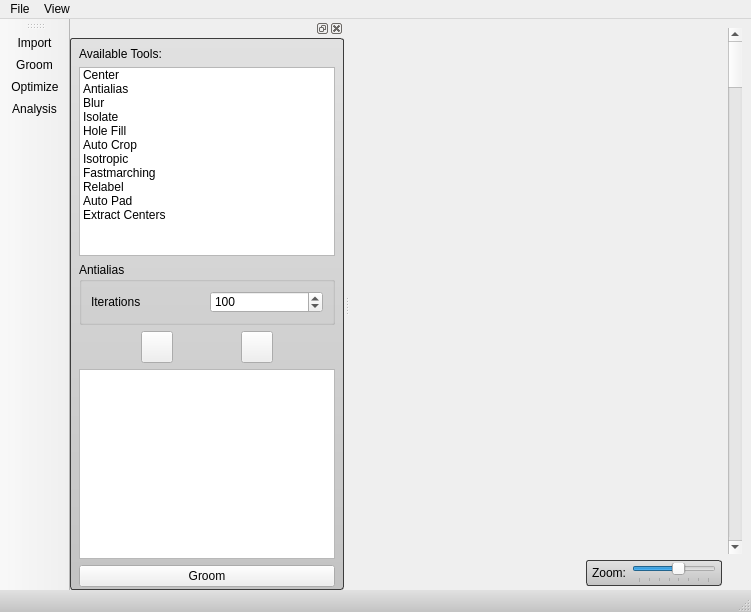
SCIInstitute/ShapeWorks, file src/Interface/ShapeWorksStudioApp.ui: the form before one commit.
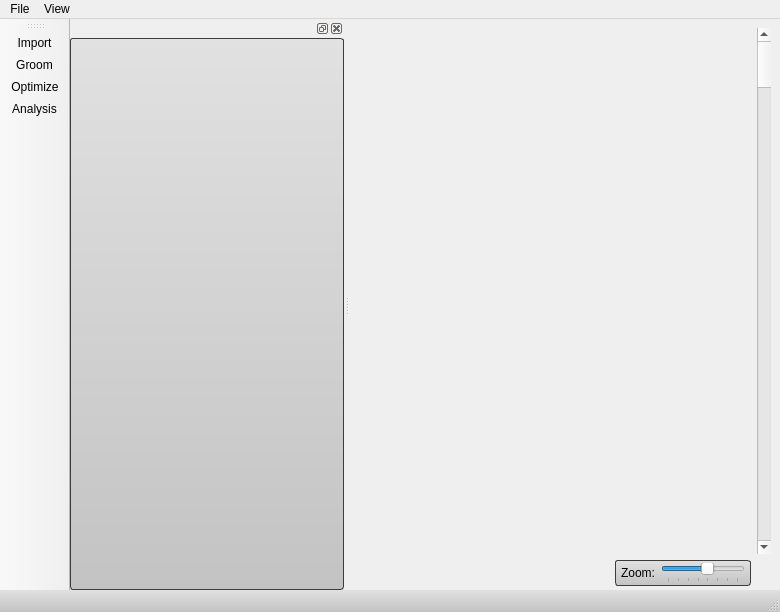
The form after the commit. Icons and pictures are not drawn. Custom widgets are drawn as their Qt base class.

Commit message: Moving groom stuff out.x

```diff
--- a/src/Interface/ShapeWorksStudioApp.ui
+++ b/src/Interface/ShapeWorksStudioApp.ui
@@ -6,7 +6,7 @@
    <rect>
     <x>0</x>
     <y>0</y>
-    <width>751</width>
+    <width>780</width>
     <height>612</height>
    </rect>
   </property>
@@ -162,7 +162,7 @@
     <rect>
      <x>0</x>
      <y>0</y>
-     <width>751</width>
+     <width>780</width>
      <height>21</height>
     </rect>
    </property>
@@ -287,241 +287,6 @@
          <property name="margin">
           <number>0</number>
          </property>
-         <item>
-          <widget class="QLabel" name="label_4">
-           <property name="text">
-            <string>Available Tools:</string>
-           </property>
-          </widget>
-         </item>
-         <item>
-          <widget class="QListWidget" name="toolListWidget">
-           <item>
-            <property name="text">
-             <string>Center</string>
-            </property>
-           </item>
-           <item>
-            <property name="text">
-             <string>Antialias</string>
-            </property>
-           </item>
-           <item>
-            <property name="text">
-             <string>Blur</string>
-            </property>
-           </item>
-           <item>
-            <property name="text">
-             <string>Isolate</string>
-            </property>
-           </item>
-           <item>
-            <property name="text">
-             <string>Hole Fill</string>
-            </property>
-           </item>
-           <item>
-            <property name="text">
-             <string>Auto Crop</string>
-            </property>
-           </item>
-           <item>
-            <property name="text">
-             <string>Isotropic</string>
-            </property>
-           </item>
-           <item>
-            <property name="text">
-             <string>Fastmarching</string>
-            </property>
-           </item>
-           <item>
-            <property name="text">
-             <string>Relabel</string>
-            </property>
-           </item>
-           <item>
-            <property name="text">
-             <string>Auto Pad</string>
-            </property>
-           </item>
-           <item>
-            <property name="text">
-             <string>Extract Centers</string>
-            </property>
-           </item>
-          </widget>
-         </item>
-         <item>
-          <widget class="QStackedWidget" name="toolStackedWidget">
-           <property name="currentIndex">
-            <number>1</number>
-           </property>
-           <widget class="QWidget" name="centerToolPage">
-            <layout class="QVBoxLayout" name="verticalLayout_6">
-             <property name="margin">
-              <number>0</number>
-             </property>
-             <item>
-              <widget class="QGroupBox" name="groupBox_3">
-               <property name="title">
-                <string> Center</string>
-               </property>
-               <layout class="QGridLayout" name="gridLayout_3">
-                <item row="0" column="0">
-                 <widget class="QLabel" name="label_6">
-                  <property name="text">
-                   <string>No Options for this tool.</string>
-                  </property>
-                 </widget>
-                </item>
-               </layout>
-              </widget>
-             </item>
-            </layout>
-           </widget>
-           <widget class="QWidget" name="antialiasToolPage">
-            <layout class="QVBoxLayout" name="verticalLayout_4">
-             <property name="margin">
-              <number>0</number>
-             </property>
-             <item>
-              <widget class="QGroupBox" name="groupBox">
-               <property name="title">
-                <string>Antialias</string>
-               </property>
-               <layout class="QGridLayout" name="gridLayout_2">
-                <item row="0" column="1">
-                 <widget class="QSpinBox" name="antialiasIterations">
-                  <property name="maximum">
-                   <number>500</number>
-                  </property>
-                  <property name="value">
-                   <number>100</number>
-                  </property>
-                 </widget>
-                </item>
-                <item row="0" column="0">
-                 <widget class="QLabel" name="label_2">
-                  <property name="text">
-                   <string>Iterations</string>
-                  </property>
-                 </widget>
-                </item>
-               </layout>
-              </widget>
-             </item>
-            </layout>
-           </widget>
-           <widget class="QWidget" name="blurToolPage">
-            <layout class="QVBoxLayout" name="verticalLayout_5">
-             <property name="margin">
-              <number>0</number>
-             </property>
-             <item>
-              <widget class="QGroupBox" name="groupBox_2">
-               <property name="title">
-                <string>Blur</string>
-               </property>
-               <layout class="QHBoxLayout" name="horizontalLayout_3">
-                <item>
-                 <widget class="QLabel" name="label_3">
-                  <property name="text">
-                   <string>Sigma</string>
-                  </property>
-                 </widget>
-                </item>
-                <item>
-                 <widget class="QDoubleSpinBox" name="blurSigma">
-                  <property name="value">
-                   <double>2.000000000000000</double>
-                  </property>
-                 </widget>
-                </item>
-               </layout>
-              </widget>
-             </item>
-            </layout>
-           </widget>
-          </widget>
-         </item>
-         <item>
-          <layout class="QHBoxLayout" name="horizontalLayout2_2">
-           <item>
-            <widget class="QToolButton" name="deleteToolButton">
-             <property name="minimumSize">
-              <size>
-               <width>32</width>
-               <height>32</height>
-              </size>
-             </property>
-             <property name="maximumSize">
-              <size>
-               <width>32</width>
-               <height>32</height>
-              </size>
-             </property>
-             <property name="toolTip">
-              <string>Remove Tool</string>
-             </property>
-             <property name="statusTip">
-              <string>Remove Tool</string>
-             </property>
-             <property name="text">
-              <string/>
-             </property>
-             <property name="icon">
-              <iconset resource="../Resources/ShapeWorksStudio.qrc">
-               <normaloff>:/Studio/Images/remove.png</normaloff>:/Studio/Images/remove.png</iconset>
-             </property>
-            </widget>
-           </item>
-           <item>
-            <widget class="QToolButton" name="addToolButton">
-             <property name="minimumSize">
-              <size>
-               <width>32</width>
-               <height>32</height>
-              </size>
-             </property>
-             <property name="maximumSize">
-              <size>
-               <width>32</width>
-               <height>32</height>
-              </size>
-             </property>
-             <property name="toolTip">
-              <string>Add Tool</string>
-             </property>
-             <property name="statusTip">
-              <string>Add Tool</string>
-             </property>
-             <property name="text">
-              <string/>
-             </property>
-             <property name="icon">
-              <iconset resource="../Resources/ShapeWorksStudio.qrc">
-               <normaloff>:/Studio/Images/add.png</normaloff>:/Studio/Images/add.png</iconset>
-             </property>
-            </widget>
-           </item>
-          </layout>
-         </item>
-         <item>
-          <widget class="QListWidget" name="groomPipelineListWidget">
-           <property name="selectionMode">
-            <enum>QAbstractItemView::MultiSelection</enum>
-           </property>
-          </widget>
-         </item>
-         <item>
-          <widget class="QPushButton" name="pushButton">
-           <property name="text">
-            <string>Groom</string>
-           </property>
-          </widget>
-         </item>
         </layout>
        </widget>
       </widget>
```
Left out of the diff: 58 changed lines with no effect on the pictures. The commit also changes 34 other files.
